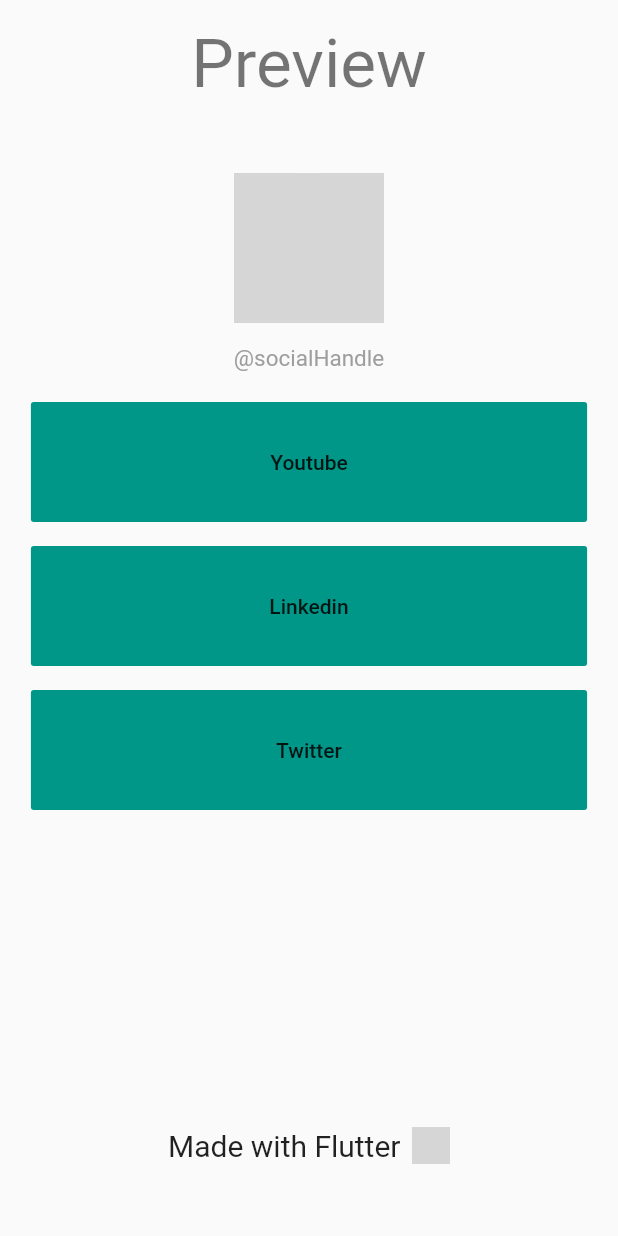
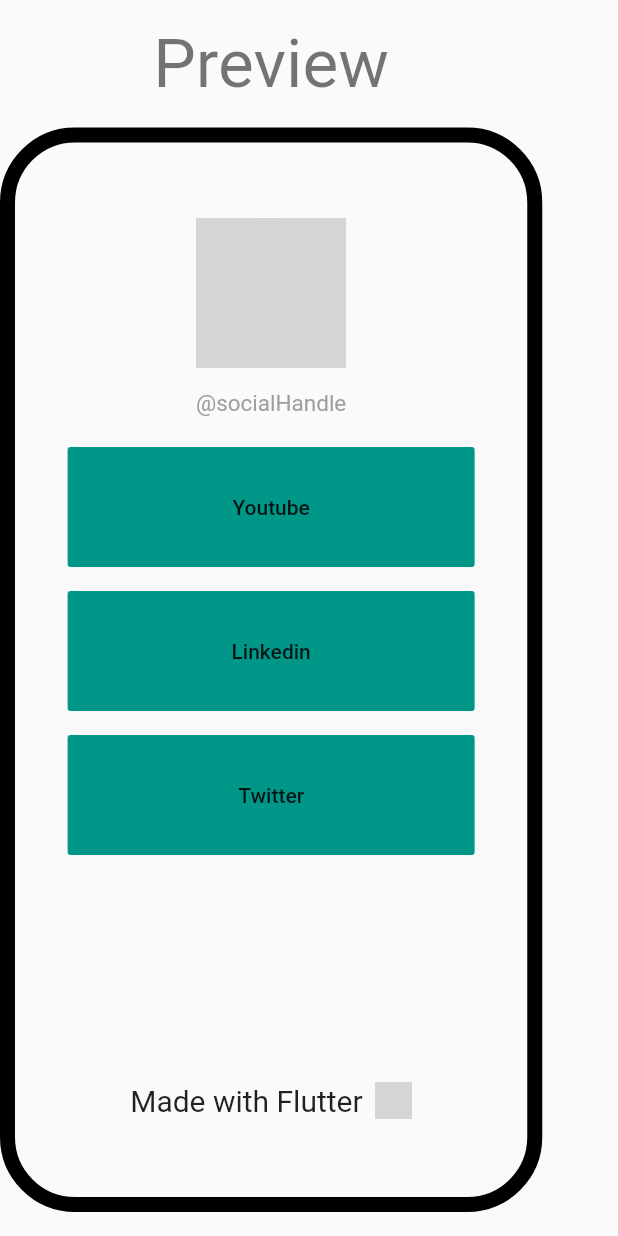
Before and after one commit to ratnesh-stack/Flutter, a Flutter app: the PreviewPage widget shown alone on an empty page, opened directly, on a phone screen of 412 x 824 dp. Run offline on Flutter 3.47's test engine with Material 2 defaults, Android fonts, the phone set to English and light mode, and no system bars; network calls fail; grey boxes are pictures that could not be loaded.

```diff
--- a/web_app/lib/SettingPage/PreviewPage.dart
+++ b/web_app/lib/SettingPage/PreviewPage.dart
@@ -19,7 +19,19 @@ class PreviewPage extends StatelessWidget {
               style: Theme.of(context).textTheme.headline3,
             ),
           ),
-          Expanded(child: LandingPage()),
+          Expanded(
+            child: AspectRatio(
+              aspectRatio: 1 / 2,
+              child: Container(
+                padding: EdgeInsets.all(20),
+                decoration: BoxDecoration(
+                  borderRadius: BorderRadius.all(Radius.circular(50)),
+                  border: Border.all(width: 10),
+                ),
+                child: LandingPage(),
+              ),
+            ),
+          ),
           SizedBox(height: 16),
         ],
       ),
```
